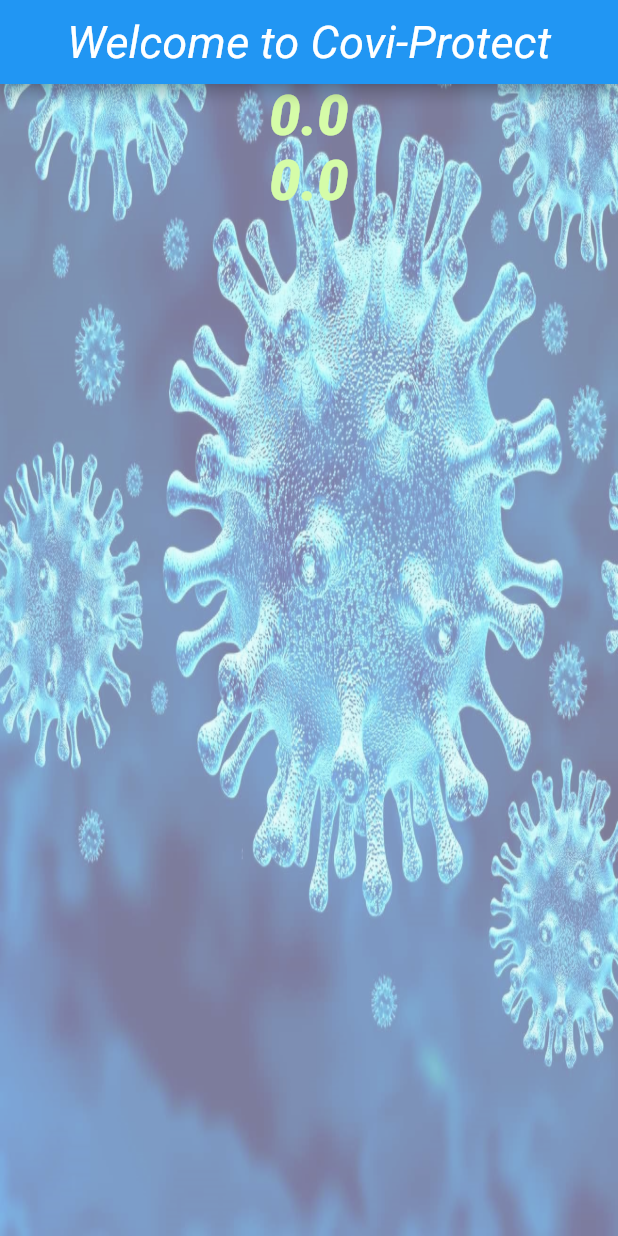
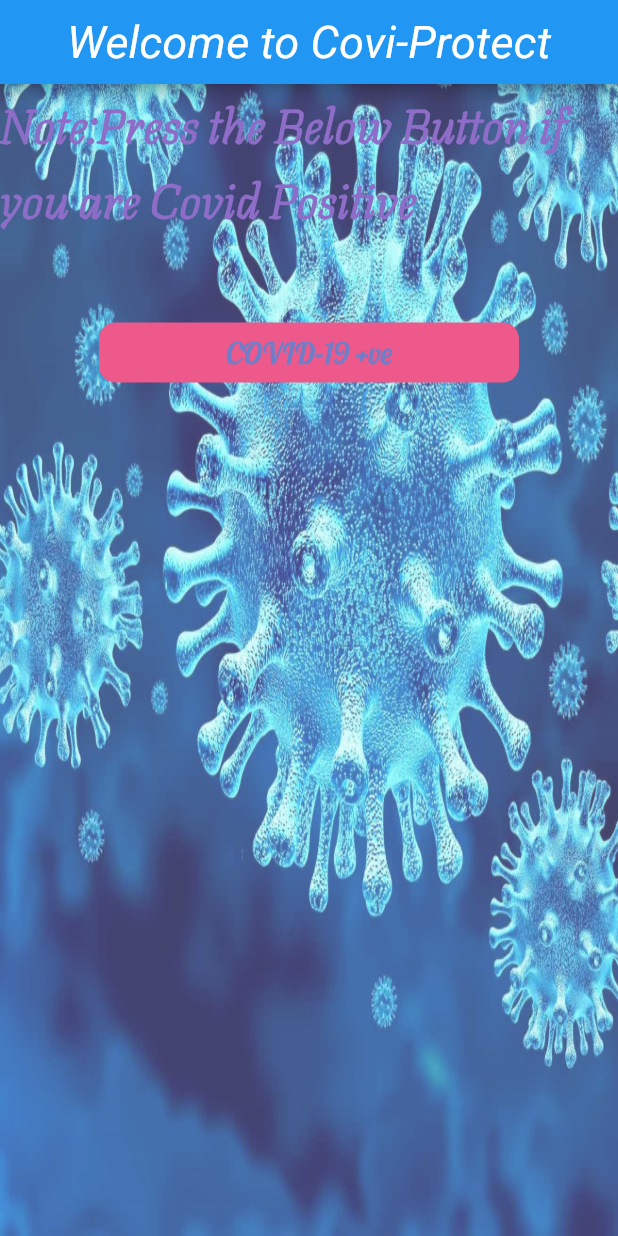
Before and after one commit to Priyam-Saxena09/Covi-Protect, a Flutter app: the screen it shows after launch, on a phone screen of 412 x 824 dp. Run offline on Flutter 3.47's test engine with Material 2 defaults, Android fonts, the phone set to English and light mode, and no system bars; our stand-ins replace geolocator.

Commit message:
FlatButton and Font Styles added

```diff
--- a/lib/main.dart
+++ b/lib/main.dart
@@ -45,7 +45,7 @@ class _FindState extends State<Find> {
         ),
       ),
       body: Opacity(
-        opacity: 0.5,
+        opacity: 0.73,
         child: Container(
           constraints: BoxConstraints.expand(),
           decoration: BoxDecoration(
@@ -55,20 +55,34 @@ class _FindState extends State<Find> {
             )
           ),
           child: Column(
+            crossAxisAlignment: CrossAxisAlignment.center,
             children:[ Container(
-              child: Text(this.lat.toString(),style: TextStyle(
-                  fontSize: 37.0,
-                  color: Colors.lightGreenAccent,
+              child: Text("Note:Press the Below Button if you are Covid Positive",style: TextStyle(
+                  fontSize: 32.0,
+                  color: Colors.deepPurple,
                   fontStyle: FontStyle.italic,
-                  fontWeight: FontWeight.w900
+                  fontFamily: 'Texturina',
+                  fontWeight: FontWeight.bold
               )),
-            ),Container(
-          child: Text(this.lon.toString(),style: TextStyle(
-              fontSize: 37.0,
-              color: Colors.lightGreenAccent,
-              fontStyle: FontStyle.italic,
-              fontWeight: FontWeight.w900)))],
+            ),
+              SizedBox(
+                height: 55.0,
+              ),
+              FlatButton(child: Text("COVID-19 +ve",style: TextStyle(
+                fontSize: 20.0,
+                fontWeight: FontWeight.w900,
+                fontFamily: 'Lobster',
+                color: Colors.indigo,
+                fontStyle: FontStyle.italic,
+              ),),height:40.0,
+                minWidth: 280.0,
+                color: Colors.pink,
+                shape:RoundedRectangleBorder(
+                  borderRadius: BorderRadius.circular(11.0)),
+                onPressed: () { print("A"); },)
+            ],
           ),
+
         ),
       ),
     );
```
Also changed, not shown: pubspec.yaml (+7 -0 lines), fonts/Lobster.ttf (added), fonts/Texturina.ttf (added).
